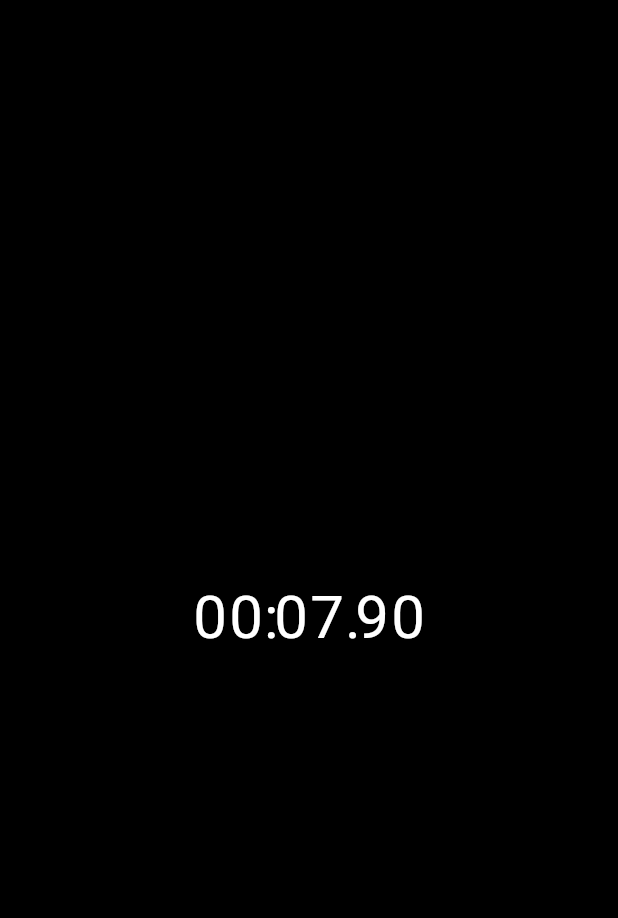
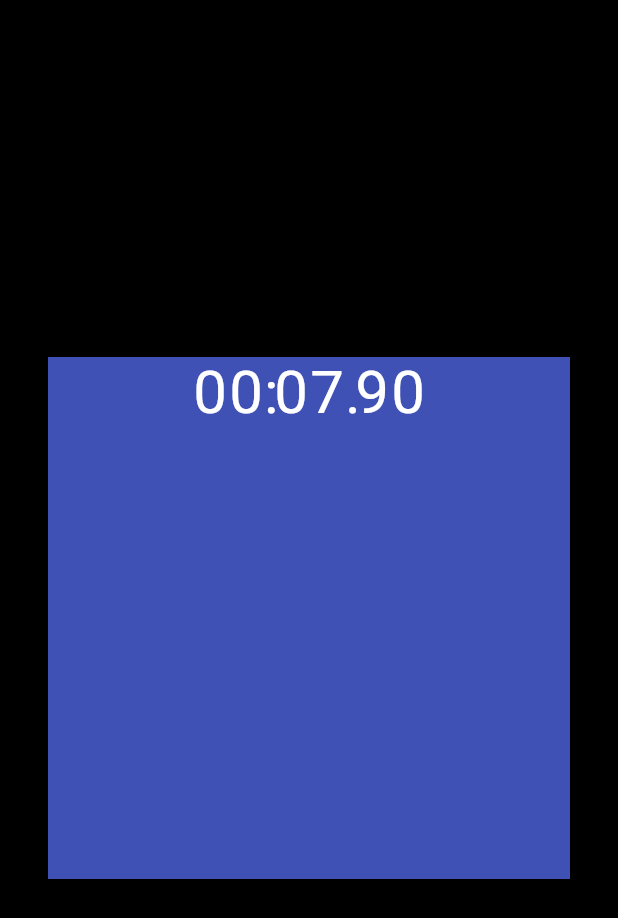
Before and after one commit to ditateum/stopwatch_flutter, a Flutter app: the screen it shows after launch, on a phone screen of 412 x 824 dp. Shown: the top 918 px of the screen. Run offline on Flutter 3.47's test engine with Material 2 defaults, Android fonts, the phone set to English and light mode, and no system bars.

Commit message:
sizing the stopwatch Ui with AspectRatio

```diff
--- a/lib/main.dart
+++ b/lib/main.dart
@@ -32,7 +32,13 @@ class MyHomePage extends StatelessWidget {
       value: SystemUiOverlayStyle.light,
       child: Scaffold(
         body: Center(
-          child: Stopwatch(),
+          child: Padding(
+            padding: EdgeInsets.all(32.0),
+            child: AspectRatio(
+              aspectRatio: 1.0,
+              child: Stopwatch(),
+            ),
+          ),
         ),
       ),
     );
--- a/lib/ui/stopwatch_renderer.dart
+++ b/lib/ui/stopwatch_renderer.dart
@@ -10,8 +10,15 @@ class StopwatchRenderer extends StatelessWidget {
 
   @override
   Widget build(BuildContext context) {
-    return ElapsedTimeText(
-      elapsed: elapsed,
+    return Stack(
+      children: [
+        Container(
+          color: Colors.indigo,
+        ),
+        ElapsedTimeText(
+          elapsed: elapsed,
+        ),
+      ],
     );
   }
 }
```
